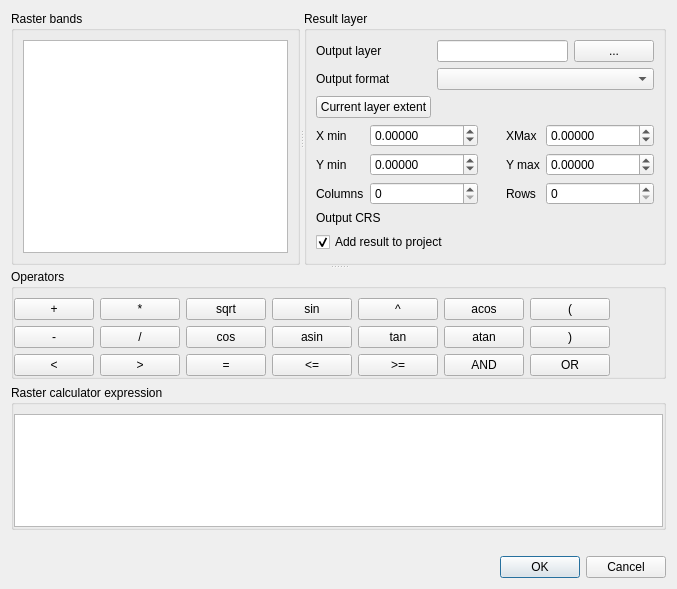
Above: src/ui/qgsrastercalcdialogbase.ui from carsmie/QGIS before the change. Below: the same form after it.
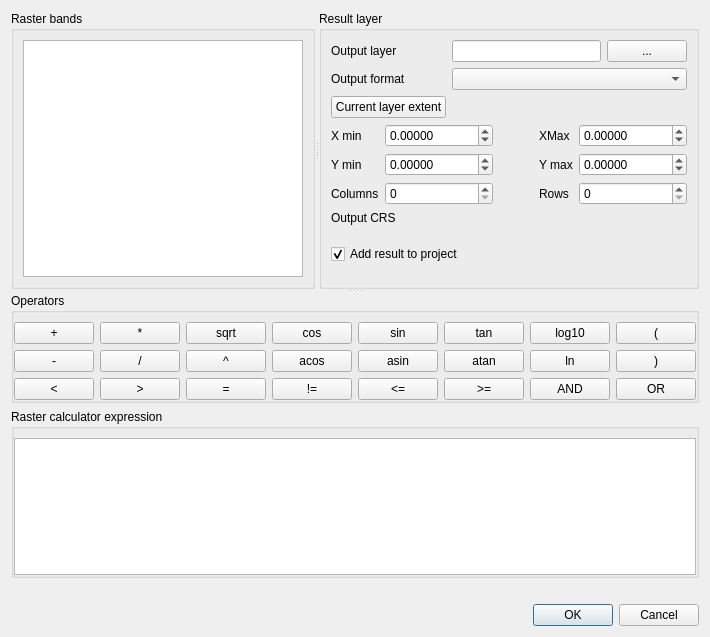
That is the form after the change. Custom widgets are drawn as their Qt base class.

Commit message: add log, ln and != button in the raster calculator

The edit to the form file:
```diff
--- a/src/ui/qgsrastercalcdialogbase.ui
+++ b/src/ui/qgsrastercalcdialogbase.ui
@@ -7,7 +7,7 @@
     <x>0</x>
     <y>0</y>
     <width>677</width>
-    <height>589</height>
+    <height>637</height>
    </rect>
   </property>
   <property name="windowTitle">
@@ -243,7 +243,7 @@
          </widget>
         </item>
         <item row="4" column="1" colspan="3">
-         <widget class="QgsProjectionSelectionWidget" name="mCrsSelector" native="true">
+         <widget class="QgsProjectionSelectionWidget" name="mCrsSelector">
           <property name="focusPolicy">
            <enum>Qt::StrongFocus</enum>
           </property>
@@ -282,122 +282,128 @@
           <property name="bottomMargin">
            <number>0</number>
           </property>
-          <item row="1" column="3">
+          <item row="1" column="6">
            <widget class="QPushButton" name="mASinButton">
             <property name="text">
              <string>asin</string>
             </property>
            </widget>
           </item>
-          <item row="0" column="1">
-           <widget class="QPushButton" name="mMultiplyPushButton">
+          <item row="0" column="4">
+           <widget class="QPushButton" name="mCosButton">
             <property name="text">
-             <string>*</string>
+             <string>cos</string>
+            </property>
+           </widget>
+          </item>
+          <item row="2" column="4">
+           <widget class="QPushButton" name="mNotEqualButton">
+            <property name="text">
+             <string>!=</string>
             </property>
            </widget>
           </item>
           <item row="2" column="6">
-           <widget class="QPushButton" name="mOrButton">
+           <widget class="QPushButton" name="mLesserEqualButton">
             <property name="text">
-             <string>OR</string>
-            </property>
-           </widget>
-          </item>
-          <item row="1" column="1">
-           <widget class="QPushButton" name="mDividePushButton">
-            <property name="text">
-             <string>/</string>
-            </property>
-           </widget>
-          </item>
-          <item row="1" column="0">
-           <widget class="QPushButton" name="mMinusPushButton">
-            <property name="text">
-             <string>-</string>
-            </property>
-           </widget>
-          </item>
-          <item row="2" column="2">
-           <widget class="QPushButton" name="mEqualButton">
-            <property name="text">
-             <string>=</string>
+             <string>&lt;=</string>
             </property>
            </widget>
           </item>
           <item row="0" column="6">
-           <widget class="QPushButton" name="mOpenBracketPushButton">
+           <widget class="QPushButton" name="mSinButton">
             <property name="text">
-             <string>(</string>
+             <string>sin</string>
             </property>
            </widget>
           </item>
-          <item row="0" column="2">
-           <widget class="QPushButton" name="mSqrtButton">
-            <property name="text">
-             <string>sqrt</string>
-            </property>
-           </widget>
-          </item>
-          <item row="1" column="5">
+          <item row="1" column="8">
            <widget class="QPushButton" name="mATanButton">
             <property name="text">
              <string>atan</string>
             </property>
            </widget>
           </item>
-          <item row="2" column="1">
-           <widget class="QPushButton" name="mGreaterButton">
+          <item row="2" column="2">
+           <widget class="QPushButton" name="mEqualButton">
             <property name="text">
-             <string>&gt;</string>
+             <string>=</string>
             </property>
            </widget>
           </item>
-          <item row="1" column="2">
-           <widget class="QPushButton" name="mCosButton">
+          <item row="0" column="8">
+           <widget class="QPushButton" name="mTanButton">
             <property name="text">
-             <string>cos</string>
+             <string>tan</string>
             </property>
            </widget>
           </item>
-          <item row="2" column="5">
+          <item row="1" column="4">
+           <widget class="QPushButton" name="mACosButton">
+            <property name="text">
+             <string>acos</string>
+            </property>
+           </widget>
+          </item>
+          <item row="2" column="10">
            <widget class="QPushButton" name="mAndButton">
             <property name="text">
              <string>AND</string>
             </property>
            </widget>
           </item>
-          <item row="0" column="4">
-           <widget class="QPushButton" name="mExpButton">
-            <property name="text">
-             <string>^</string>
+          <item row="0" column="14">
+           <spacer name="horizontalSpacer_3">
+            <property name="orientation">
+             <enum>Qt::Horizontal</enum>
             </property>
-           </widget>
-          </item>
-          <item row="2" column="3">
-           <widget class="QPushButton" name="mLesserEqualButton">
-            <property name="text">
-             <string>&lt;=</string>
+            <property name="sizeHint" stdset="0">
+             <size>
+              <width>5</width>
+              <height>20</height>
+             </size>
             </property>
-           </widget>
+           </spacer>
           </item>
-          <item row="2" column="0">
-           <widget class="QPushButton" name="mLessButton">
-            <property name="text">
-             <string>&lt;</string>
-            </property>
-           </widget>
-          </item>
-          <item row="2" column="4">
+          <item row="2" column="8">
            <widget class="QPushButton" name="mGreaterEqualButton">
             <property name="text">
              <string>&gt;=</string>
             </property>
            </widget>
           </item>
-          <item row="0" column="3">
-           <widget class="QPushButton" name="mSinButton">
+          <item row="1" column="0">
+           <widget class="QPushButton" name="mMinusPushButton">
             <property name="text">
-             <string>sin</string>
+             <string>-</string>
+            </property>
+           </widget>
+          </item>
+          <item row="1" column="1">
+           <widget class="QPushButton" name="mDividePushButton">
+            <property name="text">
+             <string>/</string>
+            </property>
+           </widget>
+          </item>
+          <item row="2" column="1">
+           <widget class="QPushButton" name="mGreaterButton">
+            <property name="text">
+             <string>&gt;</string>
+            </property>
+           </widget>
+          </item>
+          <item row="2" column="0">
+           <widget class="QPushButton" name="mLessButton">
+            <property name="text">
+             <string>&lt;</string>
+            </property>
+           </widget>
+          </item>
+          <item row="0" column="1">
+           <widget class="QPushButton" name="mMultiplyPushButton">
+            <property name="text">
+             <string>*</string>
             </property>
            </widget>
           </item>
@@ -408,39 +414,54 @@
             </property>
            </widget>
           </item>
-          <item row="0" column="5">
-           <widget class="QPushButton" name="mACosButton">
+          <item row="2" column="11">
+           <widget class="QPushButton" name="mOrButton">
             <property name="text">
-             <string>acos</string>
+             <string>OR</string>
             </property>
            </widget>
           </item>
-          <item row="1" column="6">
+          <item row="0" column="10">
+           <widget class="QPushButton" name="mLogButton">
+            <property name="text">
+             <string>log10</string>
+            </property>
+           </widget>
+          </item>
+          <item row="1" column="10">
+           <widget class="QPushButton" name="mLnButton">
+            <property name="text">
+             <string>ln</string>
+            </property>
+           </widget>
+          </item>
+          <item row="0" column="11">
+           <widget class="QPushButton" name="mOpenBracketPushButton">
+            <property name="text">
+             <string>(</string>
+            </property>
+           </widget>
+          </item>
+          <item row="1" column="11">
            <widget class="QPushButton" name="mCloseBracketPushButton">
             <property name="text">
              <string>)</string>
             </property>
            </widget>
           </item>
-          <item row="1" column="4">
-           <widget class="QPushButton" name="mTanButton">
+          <item row="0" column="2">
+           <widget class="QPushButton" name="mSqrtButton">
             <property name="text">
-             <string>tan</string>
+             <string>sqrt</string>
             </property>
            </widget>
           </item>
-          <item row="0" column="7">
-           <spacer name="horizontalSpacer_3">
-            <property name="orientation">
-             <enum>Qt::Horizontal</enum>
+          <item row="1" column="2">
+           <widget class="QPushButton" name="mExpButton">
+            <property name="text">
+             <string>^</string>
             </property>
-            <property name="sizeHint" stdset="0">
-             <size>
-              <width>5</width>
-              <height>20</height>
-             </size>
-            </property>
-           </spacer>
+           </widget>
           </item>
          </layout>
         </widget>
```
Left out of the diff: 15 changed lines with no effect on the pictures. The commit also changes 2 other files.
